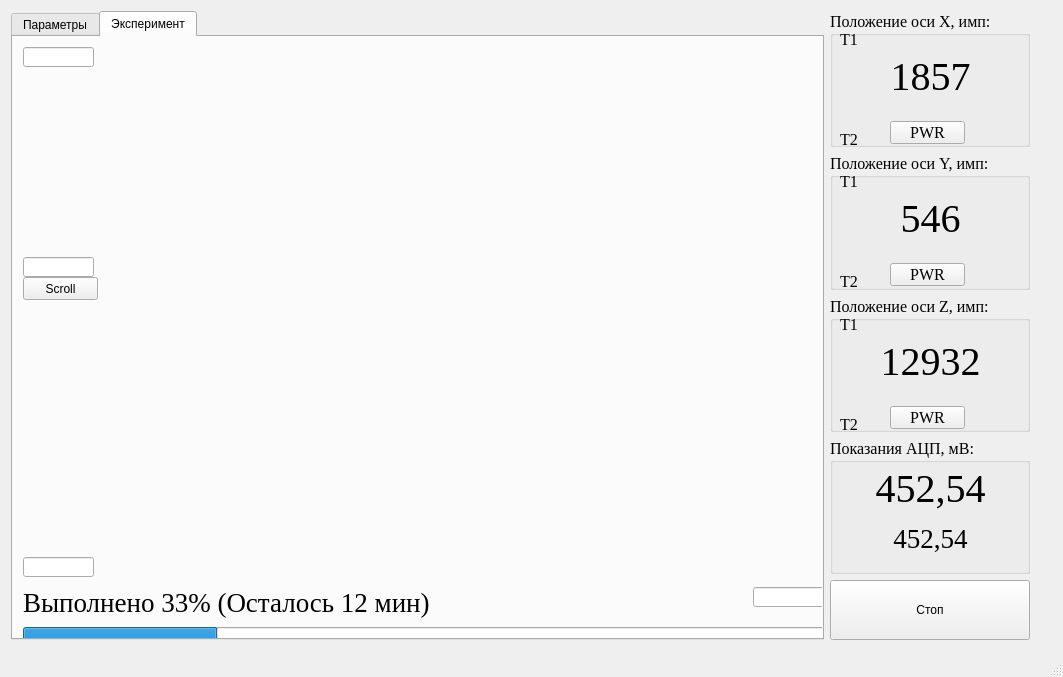
Before: the Qt Designer form mainwindow.ui in myworkandstudy/ULI, drawn with Qt 5.
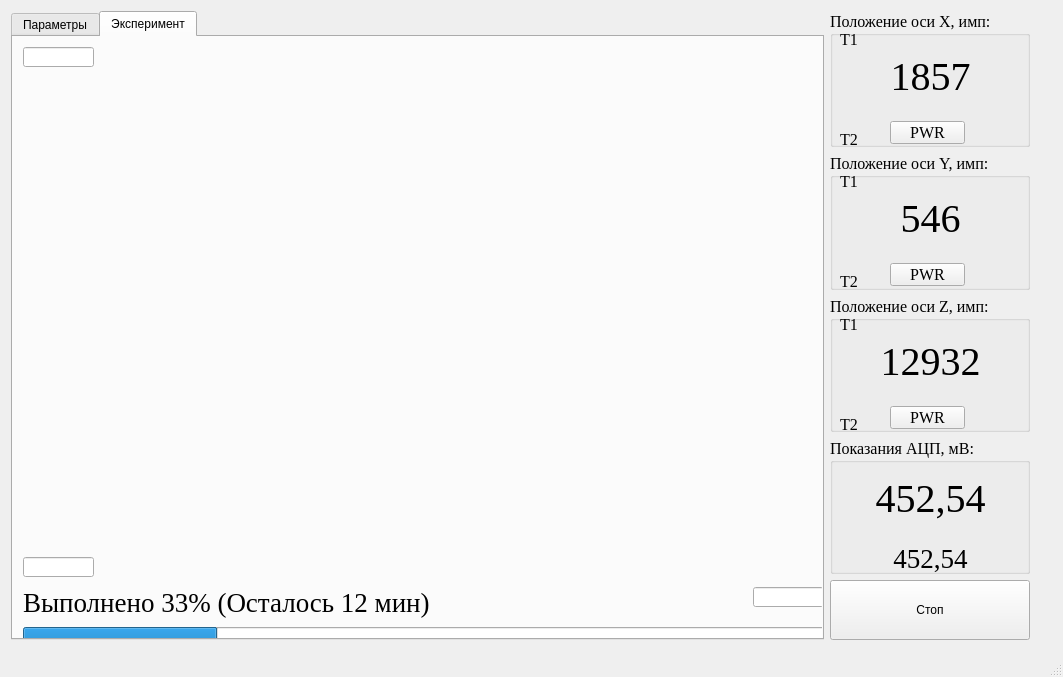
After: the same form once the commit is applied. The open tabs and pages were chosen to show the change.

Patch:
```diff
--- a/mainwindow.ui
+++ b/mainwindow.ui
@@ -529,29 +529,6 @@
          </property>
          <layout class="QFormLayout" name="formLayout"/>
         </widget>
-        <widget class="QPushButton" name="pushButton_11">
-         <property name="geometry">
-          <rect>
-           <x>10</x>
-           <y>240</y>
-           <width>75</width>
-           <height>23</height>
-          </rect>
-         </property>
-         <property name="text">
-          <string>Scroll</string>
-         </property>
-        </widget>
-        <widget class="QLineEdit" name="lineEdit_6">
-         <property name="geometry">
-          <rect>
-           <x>10</x>
-           <y>220</y>
-           <width>71</width>
-           <height>20</height>
-          </rect>
-         </property>
-        </widget>
         <widget class="QLineEdit" name="lineEdit_7">
          <property name="geometry">
           <rect>
@@ -927,7 +904,7 @@
           <property name="geometry">
            <rect>
             <x>10</x>
-            <y>30</y>
+            <y>40</y>
             <width>181</width>
             <height>41</height>
            </rect>
@@ -948,7 +925,7 @@
           <property name="geometry">
            <rect>
             <x>10</x>
-            <y>80</y>
+            <y>100</y>
             <width>181</width>
             <height>41</height>
            </rect>
```
Left out of the diff: 2 changed lines with no effect on the pictures.
